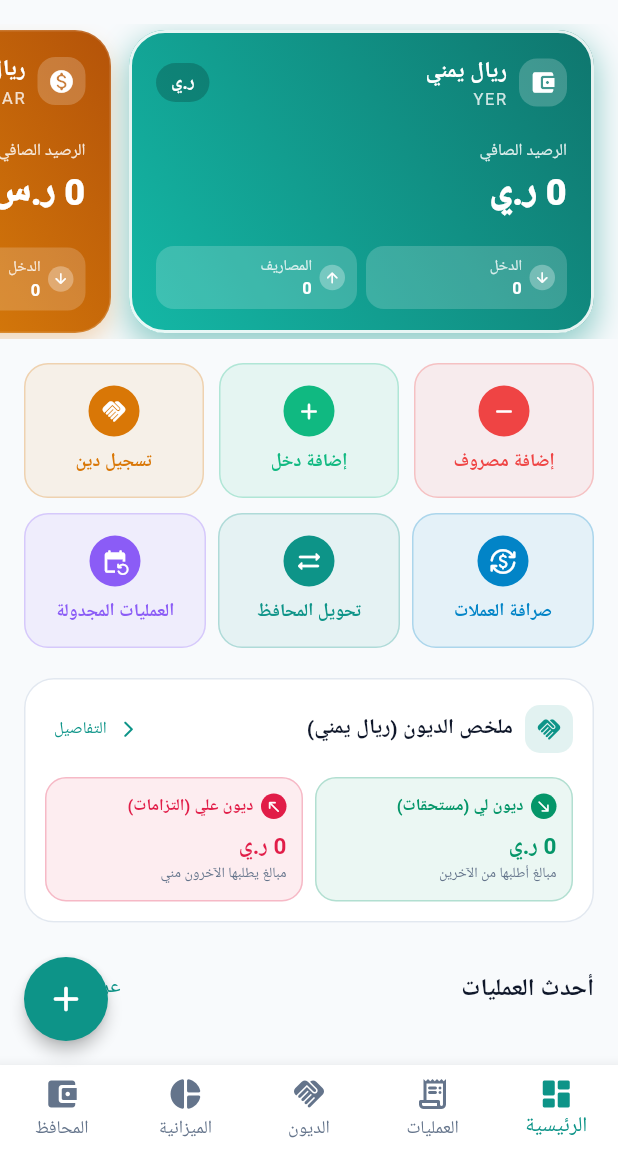
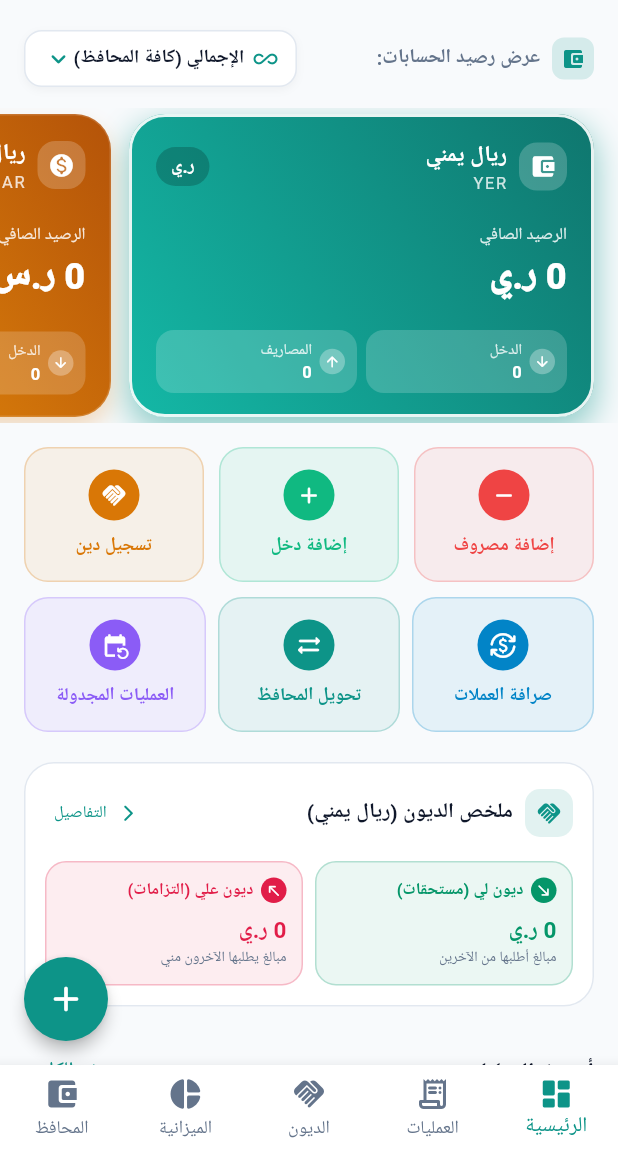
Before and after one commit to nsm331/my_finance_app, a Flutter app: the MainNavigationScreen screen opened directly, on a phone screen of 412 x 824 dp, the part 84-1236 px from its top. Run offline on Flutter 3.47's test engine with Material 3 defaults, Android fonts, the phone set to English and light mode, and no system bars; our stand-ins replace cloud_firestore, connectivity_plus, file_picker, firebase_auth, firebase_core, flutter_contacts and 12 more; missing offline and left inert: local_auth_android; accounts and stored records are empty; Roboto replaces fonts that are missing (Cairo).

Commit message:
feat(dashboard): add wallet filter dropdown to dashboard summary cards

```diff
--- a/lib/providers/finance_provider.dart
+++ b/lib/providers/finance_provider.dart
@@ -23,6 +23,26 @@ class FinanceProvider extends ChangeNotifier {
   List<TransactionModel> get transactions => List.unmodifiable(_transactions);
   List<RecurringTransactionModel> get recurringTransactions => List.unmodifiable(_recurringTransactions);
   List<WalletModel> get wallets => List.unmodifiable(_wallets);
+
+  int? _selectedDashboardWalletId;
+  int? get selectedDashboardWalletId => _selectedDashboardWalletId;
+
+  /// Sets or clears the dashboard wallet filter (null represents Overall Total / الإجمالي)
+  void setDashboardWalletFilter(dynamic walletId) {
+    int? parsedId;
+    if (walletId is int) {
+      parsedId = walletId;
+    } else if (walletId is String && walletId.isNotEmpty) {
+      parsedId = int.tryParse(walletId);
+    } else {
+      parsedId = null;
+    }
+
+    if (_selectedDashboardWalletId != parsedId) {
+      _selectedDashboardWalletId = parsedId;
+      notifyListeners();
+    }
+  }
 
   /// Loads all data from SQLite database
   Future<void> loadAllData() async {
@@ -468,50 +488,74 @@ class FinanceProvider extends ChangeNotifier {
     return processedCount;
   }
 
-  // ================= Currency Calculations (Grand Total Across All Wallets) =================
+  // ================= Currency Calculations (Filtered by Wallet or Overall) =================
 
-  /// Total Income for a given currency across ALL wallets (excluding internal wallet transfers)
-  double getTotalIncome(AppCurrency currency) {
+  /// Total Income for a given currency (filtered by wallet if selectedDashboardWalletId is set)
+  double getTotalIncome(AppCurrency currency, {int? walletId}) {
+    final targetWalletId = walletId ?? _selectedDashboardWalletId;
+    if (targetWalletId != null) {
+      return _transactions
+          .where((t) => t.walletId == targetWalletId && t.currency == currency && t.type == TransactionType.income)
+          .fold(0.0, (sum, t) => sum + t.amount);
+    }
     return _transactions
         .where((t) => t.currency == currency && t.type == TransactionType.income && !t.isWalletTransfer)
         .fold(0.0, (sum, t) => sum + t.amount);
   }
 
-  /// Total Expense for a given currency across ALL wallets (excluding internal wallet transfers)
-  double getTotalExpense(AppCurrency currency) {
+  /// Total Expense for a given currency (filtered by wallet if selectedDashboardWalletId is set)
+  double getTotalExpense(AppCurrency currency, {int? walletId}) {
+    final targetWalletId = walletId ?? _selectedDashboardWalletId;
+    if (targetWalletId != null) {
+      return _transactions
+          .where((t) => t.walletId == targetWalletId && t.currency == currency && t.type == TransactionType.expense)
+          .fold(0.0, (sum, t) => sum + t.amount);
+    }
     return _transactions
         .where((t) => t.currency == currency && t.type == TransactionType.expense && !t.isWalletTransfer)
         .fold(0.0, (sum, t) => sum + t.amount);
   }
 
-  /// Total Net Balance for a given currency across ALL wallets (Income - Expense)
-  double getTotalBalance(AppCurrency currency) {
+  /// Total Net Balance for a given currency (filtered by wallet if selectedDashboardWalletId is set)
+  double getTotalBalance(AppCurrency currency, {int? walletId}) {
+    final targetWalletId = walletId ?? _selectedDashboardWalletId;
+    if (targetWalletId != null) {
+      return getWalletBalance(targetWalletId, currency);
+    }
     final income = getTotalIncome(currency);
     final expense = getTotalExpense(currency);
     return income - expense;
   }
 
-  /// Monthly Expense for a given currency (excluding internal wallet transfers)
-  double getMonthlyExpense(AppCurrency currency, {DateTime? month}) {
+  /// Convenience getters for default currency
+  double get totalIncome => getTotalIncome(AppCurrency.yer);
+  double get totalExpense => getTotalExpense(AppCurrency.yer);
+  double get totalExpenses => getTotalExpense(AppCurrency.yer);
+  double get totalBalance => getTotalBalance(AppCurrency.yer);
+
+  /// Monthly Expense for a given currency (excluding internal wallet transfers unless specific wallet selected)
+  double getMonthlyExpense(AppCurrency currency, {DateTime? month, int? walletId}) {
     final target = month ?? DateTime.now();
+    final targetWalletId = walletId ?? _selectedDashboardWalletId;
     return _transactions
         .where((t) =>
+            (targetWalletId != null ? t.walletId == targetWalletId : !t.isWalletTransfer) &&
             t.currency == currency &&
             t.type == TransactionType.expense &&
-            !t.isWalletTransfer &&
             t.date.year == target.year &&
             t.date.month == target.month)
         .fold(0.0, (sum, t) => sum + t.amount);
   }
 
-  /// Monthly Income for a given currency (excluding internal wallet transfers)
-  double getMonthlyIncome(AppCurrency currency, {DateTime? month}) {
+  /// Monthly Income for a given currency (excluding internal wallet transfers unless specific wallet selected)
+  double getMonthlyIncome(AppCurrency currency, {DateTime? month, int? walletId}) {
     final target = month ?? DateTime.now();
+    final targetWalletId = walletId ?? _selectedDashboardWalletId;
     return _transactions
         .where((t) =>
+            (targetWalletId != null ? t.walletId == targetWalletId : !t.isWalletTransfer) &&
             t.currency == currency &&
             t.type == TransactionType.income &&
-            !t.isWalletTransfer &&
             t.date.year == target.year &&
             t.date.month == target.month)
         .fold(0.0, (sum, t) => sum + t.amount);
--- a/lib/screens/dashboard_screen.dart
+++ b/lib/screens/dashboard_screen.dart
@@ -120,7 +120,12 @@ class _DashboardScreenState extends State<DashboardScreen> {
     final debtProvider = Provider.of<DebtProvider>(context);
     final categoryProvider = Provider.of<CategoryProvider>(context);
 
-    final recentTransactions = financeProvider.getRecentTransactions(limit: 5);
+    final recentTransactions = financeProvider.selectedDashboardWalletId != null
+        ? financeProvider.transactions
+            .where((t) => t.walletId == financeProvider.selectedDashboardWalletId)
+            .take(5)
+            .toList()
+        : financeProvider.getRecentTransactions(limit: 5);
 
     // Filter categories with high budget usage for selected currency
     final warningBudgetCategories = categoryProvider.expenseCategories.where((cat) {
@@ -140,6 +145,109 @@ class _DashboardScreenState extends State<DashboardScreen> {
         physics: const BouncingScrollPhysics(),
         padding: const EdgeInsets.symmetric(vertical: 16),
         children: [
+          // Wallet Filter Dropdown Header
+          Padding(
+            padding: const EdgeInsets.symmetric(horizontal: 16, vertical: 4),
+            child: Row(
+              mainAxisAlignment: MainAxisAlignment.spaceBetween,
+              children: [
+                Row(
+                  children: [
+                    Container(
+                      padding: const EdgeInsets.all(6),
+                      decoration: BoxDecoration(
+                        color: AppColors.primaryTeal.withValues(alpha: 0.15),
+                        borderRadius: BorderRadius.circular(8),
+                      ),
+                      child: const Icon(
+                        Icons.account_balance_wallet_rounded,
+                        size: 16,
+                        color: AppColors.primaryTeal,
+                      ),
+                    ),
+                    const SizedBox(width: 8),
+                    Text(
+                      'عرض رصيد الحسابات:',
+                      style: TextStyle(
+                        fontSize: 13,
+                        fontWeight: FontWeight.bold,
+                        color: isDark ? AppColors.darkTextSecondary : AppColors.lightTextSecondary,
+                      ),
+                    ),
+                  ],
+                ),
+                Container(
+                  height: 38,
+                  padding: const EdgeInsets.symmetric(horizontal: 12),
+                  decoration: BoxDecoration(
+                    color: isDark ? AppColors.darkCard : AppColors.lightSurface,
+                    borderRadius: BorderRadius.circular(12),
+                    border: Border.all(
+                      color: isDark ? AppColors.darkBorder : AppColors.lightBorder,
+                      width: 1,
+                    ),
+                    boxShadow: [
+                      BoxShadow(
+                        color: Colors.black.withValues(alpha: isDark ? 0.2 : 0.04),
+                        blurRadius: 4,
+                        offset: const Offset(0, 2),
+                      ),
+                    ],
+                  ),
+                  child: DropdownButtonHideUnderline(
+                    child: DropdownButton<int?>(
+                      value: financeProvider.selectedDashboardWalletId,
+                      icon: const Icon(
+                        Icons.keyboard_arrow_down_rounded,
+                        size: 20,
+                        color: AppColors.primaryTeal,
+                      ),
+                      elevation: 3,
+                      borderRadius: BorderRadius.circular(14),
+                      dropdownColor: isDark ? AppColors.darkCard : AppColors.lightSurface,
+                      style: TextStyle(
+                        fontSize: 12.5,
+                        fontWeight: FontWeight.bold,
+                        color: isDark ? AppColors.darkTextPrimary : AppColors.lightTextPrimary,
+                      ),
+                      onChanged: (int? newWalletId) {
+                        financeProvider.setDashboardWalletFilter(newWalletId);
+                      },
+                      items: [
+                        DropdownMenuItem<int?>(
+                          value: null,
+                          child: Row(
+                            mainAxisSize: MainAxisSize.min,
+                            children: [
+                              const Icon(Icons.all_inclusive_rounded, size: 16, color: AppColors.primaryTeal),
+                              const SizedBox(width: 6),
+                              const Text('الإجمالي (كافة المحافظ)'),
+                            ],
+                          ),
+                        ),
+                        ...financeProvider.wallets.map((wallet) {
+                          return DropdownMenuItem<int?>(
+                            value: wallet.id,
+                            child: Row(
+                              mainAxisSize: MainAxisSize.min,
+                              children: [
+                                Icon(wallet.iconData, size: 16, color: wallet.color),
+                                const SizedBox(width: 6),
+                                Text(wallet.name),
+                              ],
+                            ),
+                          );
+                        }),
+                      ],
+                    ),
+                  ),
+                ),
+              ],
+            ),
+          ),
+
+          const SizedBox(height: 10),
+
           // Currency Cards Carousel / Horizontal Scroll
             SizedBox(
               height: 210,
```
Also changed, not shown: 1 other file. Lines whose indentation alone changed are shown as unchanged.
